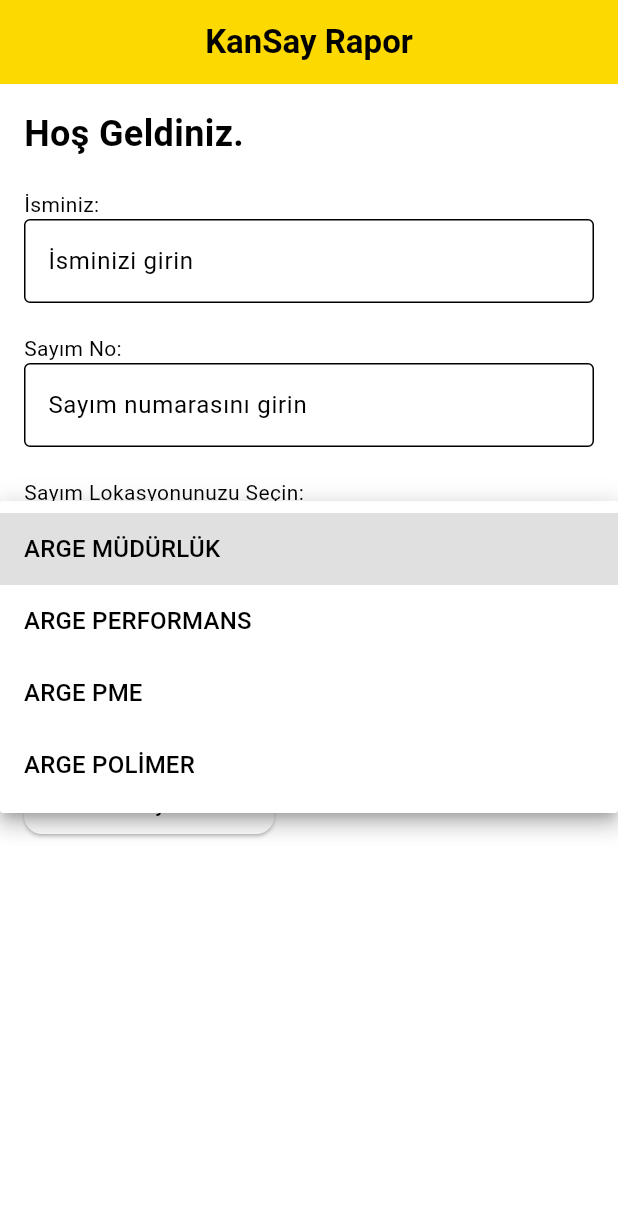
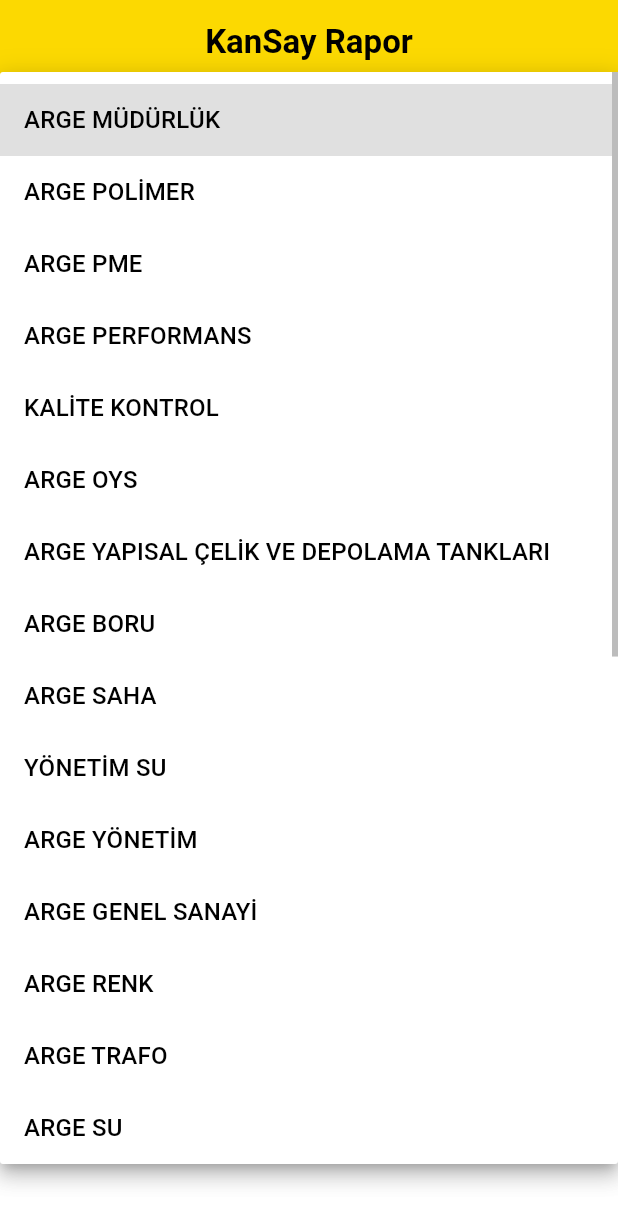
Before and after one commit to sarpsnbl/fa_reporter, a Flutter app: the screen it shows after launch, after a tap on "Seçin", on a phone screen of 412 x 824 dp. Shown: the top 1224 px of the screen. Run offline on Flutter 3.47's test engine with Material 3 defaults, Android fonts, the phone set to English and light mode, and no system bars; our stand-ins replace camera, image_picker, share_plus; missing offline and left inert: excel, google_mlkit_commons, google_mlkit_text_recognition; statements that could not run were skipped.

```diff
--- a/lib/widgets/entry_screen/first_screen.dart
+++ b/lib/widgets/entry_screen/first_screen.dart
@@ -115,10 +115,34 @@ class _FirstScreenState extends State<FirstScreen> {
                 hint: const Text("Seçin"),
                 isExpanded: true,
                 items: <String>[
-                  'ARGE MÜDÜRLÜK',
-                  'ARGE PERFORMANS',
-                  'ARGE PME',
-                  "ARGE POLİMER"
+                  "ARGE MÜDÜRLÜK",
+                  "ARGE POLİMER",
+                  "ARGE PME",
+                  "ARGE PERFORMANS",
+                  "KALİTE KONTROL",
+                  "ARGE OYS",
+                  "ARGE YAPISAL ÇELİK VE DEPOLAMA TANKLARI",
+                  "ARGE BORU",
+                  "ARGE SAHA",
+                  "YÖNETİM SU",
+                  "ARGE YÖNETİM",
+                  "ARGE GENEL SANAYİ",
+                  "ARGE RENK",
+                  "ARGE TRAFO",
+                  "ARGE SU",
+                  "SATIŞ GENEL SANAYİ",
+                  "KALİTE YÖNETİM",
+                  "BİLİŞİM SİSTEMLERİ",
+                  "SATIŞ PME",
+                  "ÜRETİM İDARİ",
+                  "OSMANİYE",
+                  "İDARİ İŞLER",
+                  "ÜRETİM ORTAK",
+                  "POLİMER İDARİ",
+                  "SATIŞ YAPISAL ÇELİK VE DEPOLAMA TANKLARI",
+                  "MUHASEBE",
+                  "GENEL MÜDÜRLÜK",
+                  "PAZARLAMA PME"
                 ].map<DropdownMenuItem<String>>((String value) {
                   return DropdownMenuItem<String>(
                     value: value,
```
Also changed, not shown: lib/excel/excel_processor.dart (+14 -11 lines), lib/widgets/data_entry/data_entry_view.dart (+49 -20 lines).
